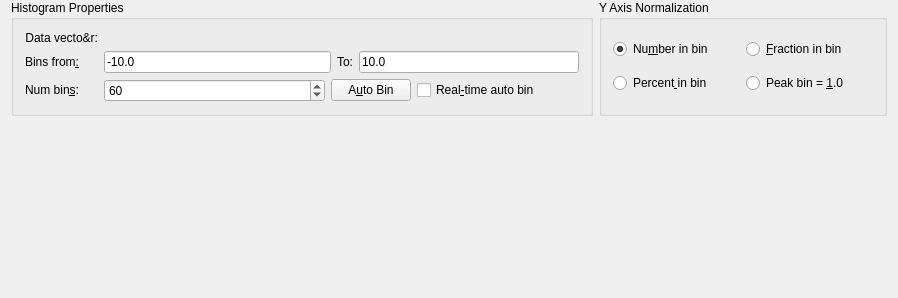
First picture: the form in src/libkstapp/histogramtab.ui, repository Kst-plot/kst, before the edit.
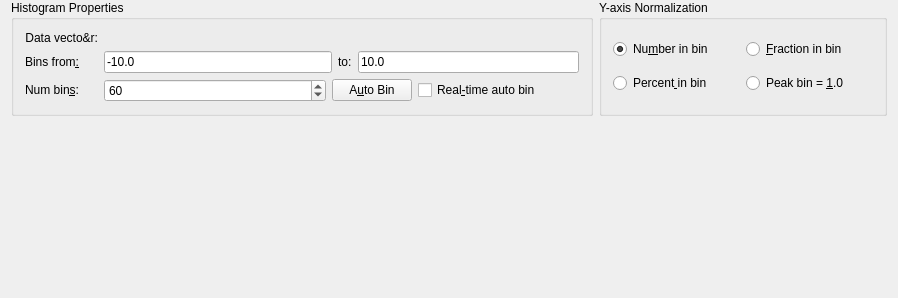
Second picture: the form after the edit. Custom widgets are drawn as their Qt base class.

```diff
--- a/src/libkstapp/histogramtab.ui
+++ b/src/libkstapp/histogramtab.ui
@@ -106,8 +106,8 @@
           <verstretch>0</verstretch>
          </sizepolicy>
         </property>
-        <property name="text" >
-         <string>To:</string>
+        <property name="text">
+         <string>to:</string>
         </property>
         <property name="wordWrap" >
          <bool>false</bool>
@@ -210,10 +210,10 @@
      </layout>
     </widget>
    </item>
-   <item row="0" column="2" >
-    <widget class="QGroupBox" name="ButtonGroup5" >
-     <property name="title" >
-      <string>Y Axis Normalization</string>
+   <item row="0" column="2">
+    <widget class="QGroupBox" name="ButtonGroup5">
+     <property name="title">
+      <string>Y-axis Normalization</string>
      </property>
      <layout class="QGridLayout" >
       <property name="margin" >
@@ -279,18 +279,18 @@
    </item>
   </layout>
  </widget>
- <layoutdefault spacing="6" margin="11" />
+ <layoutdefault spacing="6" margin="11"/>
  <customwidgets>
-  <customwidget>
-   <class>Kst::VectorSelector</class>
-   <extends>QWidget</extends>
-   <header>vectorselector.h</header>
-  </customwidget>
   <customwidget>
    <class>Kst::CurvePlacement</class>
    <extends>QWidget</extends>
    <header>curveplacement.h</header>
   </customwidget>
+  <customwidget>
+   <class>Kst::VectorSelector</class>
+   <extends>QWidget</extends>
+   <header>vectorselector.h</header>
+  </customwidget>
   <customwidget>
    <class>Kst::CurveAppearance</class>
    <extends>QWidget</extends>
```
Left out of the diff: 203 changed lines with no effect on the pictures.
